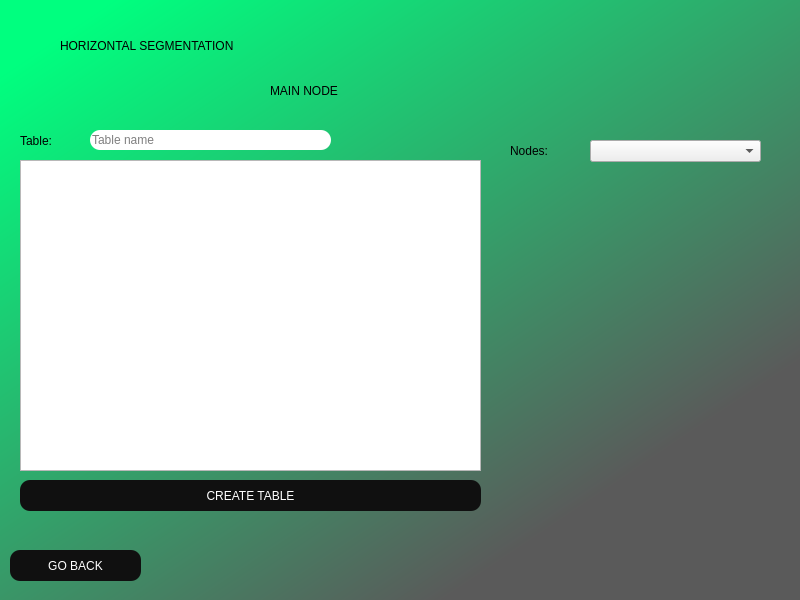
Qt form GUI/mainHorizontalWindow.ui (Solis-Steven/databaseProject2) before a commit.
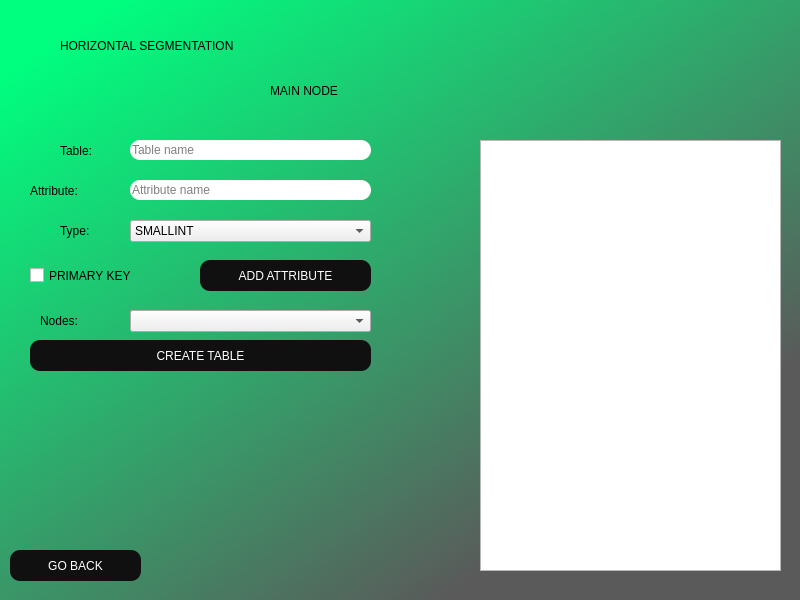
The same form after that commit.

```diff
--- a/GUI/mainHorizontalWindow.ui
+++ b/GUI/mainHorizontalWindow.ui
@@ -48,74 +48,6 @@
      <string>HORIZONTAL SEGMENTATION</string>
     </property>
    </widget>
-   <widget class="QLabel" name="lblTableName">
-    <property name="geometry">
-     <rect>
-      <x>20</x>
-      <y>120</y>
-      <width>81</width>
-      <height>41</height>
-     </rect>
-    </property>
-    <property name="styleSheet">
-     <string notr="true">font: 75 16pt &quot;Arial&quot;;
-color: black;</string>
-    </property>
-    <property name="text">
-     <string>Table:</string>
-    </property>
-   </widget>
-   <widget class="QLabel" name="lblNodes">
-    <property name="geometry">
-     <rect>
-      <x>510</x>
-      <y>130</y>
-      <width>81</width>
-      <height>41</height>
-     </rect>
-    </property>
-    <property name="styleSheet">
-     <string notr="true">font: 75 16pt &quot;Arial&quot;;
-color: black;</string>
-    </property>
-    <property name="text">
-     <string>Nodes:</string>
-    </property>
-   </widget>
-   <widget class="QPushButton" name="btnCreate">
-    <property name="geometry">
-     <rect>
-      <x>20</x>
-      <y>480</y>
-      <width>461</width>
-      <height>31</height>
-     </rect>
-    </property>
-    <property name="styleSheet">
-     <string notr="true">border-radius: 10px;
-font: 12pt &quot;Arial&quot;;
-background-color: rgb(16, 16, 16);
-color: rgb(255, 255, 255);
-
-</string>
-    </property>
-    <property name="text">
-     <string>CREATE TABLE</string>
-    </property>
-   </widget>
-   <widget class="QComboBox" name="cbNodes">
-    <property name="geometry">
-     <rect>
-      <x>590</x>
-      <y>140</y>
-      <width>171</width>
-      <height>22</height>
-     </rect>
-    </property>
-    <property name="styleSheet">
-     <string notr="true">font: 12pt &quot;Arial&quot;;</string>
-    </property>
-   </widget>
    <widget class="QPushButton" name="btnGoBack">
     <property name="geometry">
      <rect>
@@ -137,39 +69,6 @@
      <string>GO BACK</string>
     </property>
    </widget>
-   <widget class="QTextEdit" name="inputTable">
-    <property name="geometry">
-     <rect>
-      <x>20</x>
-      <y>160</y>
-      <width>461</width>
-      <height>311</height>
-     </rect>
-    </property>
-    <property name="styleSheet">
-     <string notr="true">font: 14pt &quot;Arial&quot;;</string>
-    </property>
-   </widget>
-   <widget class="QLineEdit" name="inputTableName">
-    <property name="geometry">
-     <rect>
-      <x>90</x>
-      <y>130</y>
-      <width>241</width>
-      <height>20</height>
-     </rect>
-    </property>
-    <property name="styleSheet">
-     <string notr="true">border-radius: 10px;
-font: 10pt &quot;Arial&quot;;</string>
-    </property>
-    <property name="text">
-     <string/>
-    </property>
-    <property name="placeholderText">
-     <string>Table name</string>
-    </property>
-   </widget>
    <widget class="QLabel" name="lblTableName_2">
     <property name="geometry">
      <rect>
@@ -187,6 +86,271 @@
      <string>MAIN NODE</string>
     </property>
    </widget>
+   <widget class="QLabel" name="lblTableName">
+    <property name="geometry">
+     <rect>
+      <x>60</x>
+      <y>130</y>
+      <width>81</width>
+      <height>41</height>
+     </rect>
+    </property>
+    <property name="styleSheet">
+     <string notr="true">font: 75 16pt &quot;Arial&quot;;
+color: black;</string>
+    </property>
+    <property name="text">
+     <string>Table:</string>
+    </property>
+   </widget>
+   <widget class="QLineEdit" name="inputName">
+    <property name="geometry">
+     <rect>
+      <x>130</x>
+      <y>140</y>
+      <width>241</width>
+      <height>20</height>
+     </rect>
+    </property>
+    <property name="styleSheet">
+     <string notr="true">border-radius: 10px;
+font: 10pt &quot;Arial&quot;;</string>
+    </property>
+    <property name="text">
+     <string/>
+    </property>
+    <property name="placeholderText">
+     <string>Table name</string>
+    </property>
+   </widget>
+   <widget class="QLabel" name="lblAttributeName">
+    <property name="geometry">
+     <rect>
+      <x>30</x>
+      <y>170</y>
+      <width>81</width>
+      <height>41</height>
+     </rect>
+    </property>
+    <property name="styleSheet">
+     <string notr="true">font: 75 16pt &quot;Arial&quot;;
+color: black;</string>
+    </property>
+    <property name="text">
+     <string>Attribute:</string>
+    </property>
+   </widget>
+   <widget class="QLineEdit" name="inputAttributeName">
+    <property name="geometry">
+     <rect>
+      <x>130</x>
+      <y>180</y>
+      <width>241</width>
+      <height>20</height>
+     </rect>
+    </property>
+    <property name="styleSheet">
+     <string notr="true">border-radius: 10px;
+font: 10pt &quot;Arial&quot;;</string>
+    </property>
+    <property name="text">
+     <string/>
+    </property>
+    <property name="placeholderText">
+     <string>Attribute name</string>
+    </property>
+   </widget>
+   <widget class="QPushButton" name="btnCreate">
+    <property name="geometry">
+     <rect>
+      <x>30</x>
+      <y>340</y>
+      <width>341</width>
+      <height>31</height>
+     </rect>
+    </property>
+    <property name="styleSheet">
+     <string notr="true">border-radius: 10px;
+font: 12pt &quot;Arial&quot;;
+background-color: rgb(16, 16, 16);
+color: rgb(255, 255, 255);
+
+</string>
+    </property>
+    <property name="text">
+     <string>CREATE TABLE</string>
+    </property>
+   </widget>
+   <widget class="QComboBox" name="cbAttributesType">
+    <property name="geometry">
+     <rect>
+      <x>130</x>
+      <y>220</y>
+      <width>241</width>
+      <height>22</height>
+     </rect>
+    </property>
+    <property name="styleSheet">
+     <string notr="true">font: 12pt &quot;Arial&quot;;</string>
+    </property>
+    <item>
+     <property name="text">
+      <string>SMALLINT</string>
+     </property>
+    </item>
+    <item>
+     <property name="text">
+      <string>INT</string>
+     </property>
+    </item>
+    <item>
+     <property name="text">
+      <string>BIGINT</string>
+     </property>
+    </item>
+    <item>
+     <property name="text">
+      <string>BOOLEAN</string>
+     </property>
+    </item>
+    <item>
+     <property name="text">
+      <string>CHAR(50)</string>
+     </property>
+    </item>
+    <item>
+     <property name="text">
+      <string>VARCHAR(50)</string>
+     </property>
+    </item>
+    <item>
+     <property name="text">
+      <string>JSON</string>
+     </property>
+    </item>
+    <item>
+     <property name="text">
+      <string>SERIAL</string>
+     </property>
+    </item>
+    <item>
+     <property name="text">
+      <string>MONEY</string>
+     </property>
+    </item>
+    <item>
+     <property name="text">
+      <string>DATE</string>
+     </property>
+    </item>
+    <item>
+     <property name="text">
+      <string>TYMESTAMP</string>
+     </property>
+    </item>
+    <item>
+     <property name="text">
+      <string>XML</string>
+     </property>
+    </item>
+   </widget>
+   <widget class="QListWidget" name="lstInsertedNodes">
+    <property name="geometry">
+     <rect>
+      <x>480</x>
+      <y>140</y>
+      <width>301</width>
+      <height>431</height>
+     </rect>
+    </property>
+    <property name="styleSheet">
+     <string notr="true">font: 16pt &quot;Arial&quot;;</string>
+    </property>
+   </widget>
+   <widget class="QLabel" name="lblAttributeType">
+    <property name="geometry">
+     <rect>
+      <x>60</x>
+      <y>210</y>
+      <width>81</width>
+      <height>41</height>
+     </rect>
+    </property>
+    <property name="styleSheet">
+     <string notr="true">font: 75 16pt &quot;Arial&quot;;
+color: black;</string>
+    </property>
+    <property name="text">
+     <string>Type:</string>
+    </property>
+   </widget>
+   <widget class="QCheckBox" name="chbPrimaryKey">
+    <property name="geometry">
+     <rect>
+      <x>30</x>
+      <y>260</y>
+      <width>161</width>
+      <height>31</height>
+     </rect>
+    </property>
+    <property name="styleSheet">
+     <string notr="true">font: 16pt &quot;Arial&quot;;</string>
+    </property>
+    <property name="text">
+     <string>PRIMARY KEY</string>
+    </property>
+   </widget>
+   <widget class="QComboBox" name="cbNodes">
+    <property name="geometry">
+     <rect>
+      <x>130</x>
+      <y>310</y>
+      <width>241</width>
+      <height>22</height>
+     </rect>
+    </property>
+    <property name="styleSheet">
+     <string notr="true">font: 12pt &quot;Arial&quot;;</string>
+    </property>
+   </widget>
+   <widget class="QPushButton" name="btnAddAttribute">
+    <property name="geometry">
+     <rect>
+      <x>200</x>
+      <y>260</y>
+      <width>171</width>
+      <height>31</height>
+     </rect>
+    </property>
+    <property name="styleSheet">
+     <string notr="true">border-radius: 10px;
+font: 12pt &quot;Arial&quot;;
+background-color: rgb(16, 16, 16);
+color: rgb(255, 255, 255);
+
+</string>
+    </property>
+    <property name="text">
+     <string>ADD ATTRIBUTE</string>
+    </property>
+   </widget>
+   <widget class="QLabel" name="lblNodes">
+    <property name="geometry">
+     <rect>
+      <x>40</x>
+      <y>300</y>
+      <width>81</width>
+      <height>41</height>
+     </rect>
+    </property>
+    <property name="styleSheet">
+     <string notr="true">font: 75 16pt &quot;Arial&quot;;
+color: black;</string>
+    </property>
+    <property name="text">
+     <string>Nodes:</string>
+    </property>
+   </widget>
   </widget>
  </widget>
  <resources/>
```
